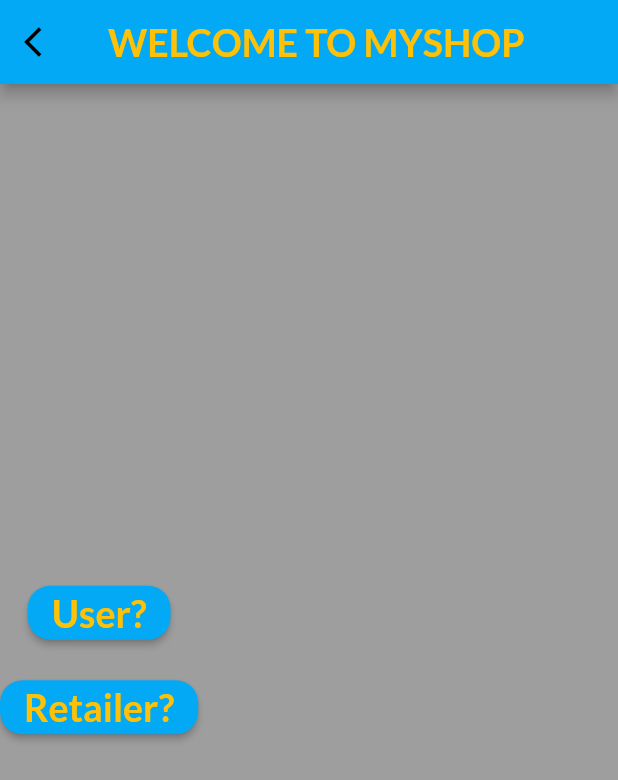
After one commit to SanjayThakurathi1/my_shop, a Flutter app: the WelcomeScreen screen opened by its route, on a phone screen of 412 x 824 dp. The commit adds this screen. Shown: the top 780 px of the screen. Run offline on Flutter 3.47's test engine with Material 2 defaults, Android fonts, the phone set to English and light mode, and no system bars; our stand-ins replace shared_preferences; accounts and stored records are empty.

Commit message:
adding password icon

```diff
--- /dev/null
+++ b/lib/Screens/login_screen.dart
@@ -0,0 +1,59 @@
+import 'package:flutter/material.dart';
+
+class WelcomeScreen extends StatelessWidget {
+  static const routeName = '/WelcomeScreen';
+  @override
+  Widget build(BuildContext context) {
+    return Scaffold(
+      backgroundColor: Colors.grey,
+      appBar: AppBar(
+        leading: IconButton(
+          icon: Icon(Icons.arrow_back_ios),
+          onPressed: () {
+            Navigator.pop(context);
+          },
+        ),
+        centerTitle: true,
+        title: Text(
+          "WELCOME TO MYSHOP",
+          style: TextStyle(
+              color: Colors.amber, fontWeight: FontWeight.bold, fontSize: 25),
+        ),
+      ),
+      body: Column(
+        mainAxisAlignment: MainAxisAlignment.center,
+        children: [
+          RaisedButton(
+            color: Colors.lightBlue,
+            shape:
+                RoundedRectangleBorder(borderRadius: BorderRadius.circular(15)),
+            child: Text(
+              "User?",
+              style: TextStyle(
+                  color: Colors.amber,
+                  fontWeight: FontWeight.bold,
+                  fontSize: 25),
+            ),
+            onPressed: () {},
+          ),
+          SizedBox(
+            height: 15,
+          ),
+          RaisedButton(
+            color: Colors.lightBlue,
+            shape:
+                RoundedRectangleBorder(borderRadius: BorderRadius.circular(15)),
+            child: Text(
+              "Retailer?",
+              style: TextStyle(
+                  color: Colors.amber,
+                  fontWeight: FontWeight.bold,
+                  fontSize: 25),
+            ),
+            onPressed: () {},
+          )
+        ],
+      ),
+    );
+  }
+}
--- a/lib/main.dart
+++ b/lib/main.dart
@@ -1,6 +1,8 @@
 import 'package:flutter/material.dart';
 
 import 'package:flutter/cupertino.dart';
+import 'package:my_shop/Screens/login_screen.dart';
+import 'package:my_shop/Screens/termandcondition.dart';
 import 'package:my_shop/provider/auth_user.dart';
 import 'package:my_shop/Screens/4.1%20auth_screen.dart.dart';
 import 'package:my_shop/Screens/Scaffoldscreen.dart';
@@ -74,7 +76,9 @@ class MyApp extends StatelessWidget {
             CartScreen.routeName: (context) => CartScreen(),
             OrderScreen.routeName: (context) => OrderScreen(),
             UserProductScreen.routeName: (context) => UserProductScreen(),
-            EditProductScreen.routeName: (context) => EditProductScreen()
+            EditProductScreen.routeName: (context) => EditProductScreen(),
+            WelcomeScreen.routeName: (context) => WelcomeScreen(),
+            Termandcondition.routeName: (context) => Termandcondition(),
           },
         ),
       ),
--- a/lib/widgets/cartitem.dart
+++ b/lib/widgets/cartitem.dart
@@ -28,12 +28,13 @@ class CartItem extends StatelessWidget {
                   title: Text("Are u Sure ?"),
                   content: Text("Do you want to remove from Cart "),
                   actions: [
-                    FlatButton(
+                    // FlatButton
+                    TextButton(
                         onPressed: () {
                           Navigator.of(ctx).pop(false);
                         },
                         child: Text("NO")),
-                    FlatButton(
+                    TextButton(
                         onPressed: () {
                           Navigator.of(ctx).pop(true);
                         },
--- a/lib/widgets/user_product_items.dart
+++ b/lib/widgets/user_product_items.dart
@@ -35,7 +35,7 @@ class UserProductItem extends StatelessWidget {
                 onPressed: () {
                   Provider.of<ProductProvider>(context, listen: false)
                       .deleteproduct(id);
-                  Scaffold.of(context).showSnackBar(SnackBar(
+                  ScaffoldMessenger.of(context).showSnackBar(SnackBar(
                     content: Text("Deleted Sucessfully"),
                   ));
                 }),
--- a/pubspec.yaml
+++ b/pubspec.yaml
@@ -23,10 +23,10 @@ environment:
 dependencies:
   flutter:
     sdk: flutter
-  provider: ^4.3.2+2
-  intl: ^0.16.1
+  provider: ^6.0.0
+  intl: ^0.17.0
   http: ^0.12.2
-  shared_preferences: ^0.5.12+2
+  shared_preferences: ^2.0.7
 
 
   # The following adds the Cupertino Icons font to your application.
```
Also changed, not shown: lib/Screens/4.1 auth_screen.dart.dart (+37 -4 lines), lib/Screens/home_screen.dart (+4 -4 lines), lib/Screens/termandcondition.dart (added, +129 -0 lines), lib/widgets/drawer.dart (+14 -2 lines), lib/widgets/productitem.dart (+6 -3 lines), lib/provider/user_details.dart (added), pubspec.lock, 8 other files.
